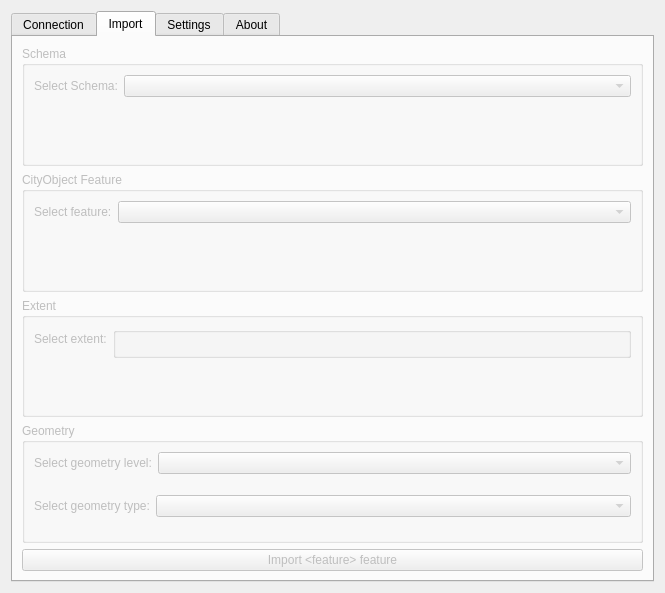
The window that citydb_loader_dialog_base.ui (tudelft3d/3DCityDB-Tools-for-QGIS) describes before a commit, drawn with Qt 5.
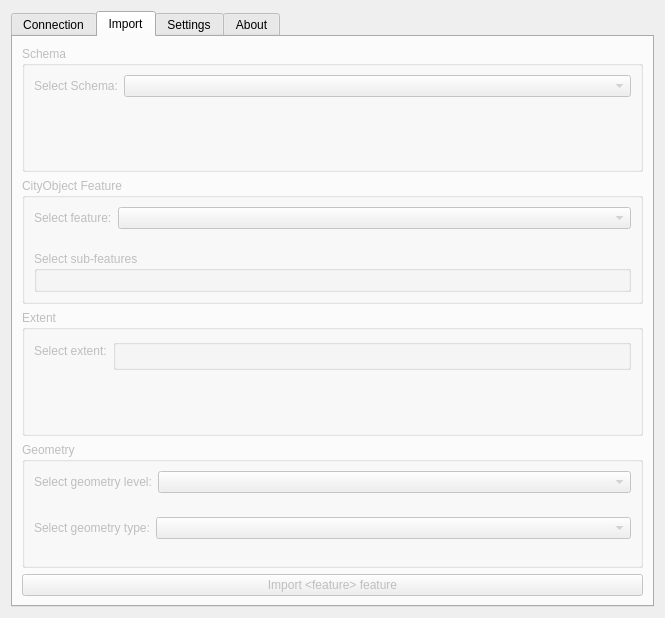
The same window after the commit. The open tabs and pages were chosen to show the change. Icons and pictures are not drawn. Custom widgets are drawn as their Qt base class.

```diff
--- a/citydb_loader_dialog_base.ui
+++ b/citydb_loader_dialog_base.ui
@@ -2,12 +2,15 @@
 <ui version="4.0">
  <class>DBLoaderDialogBase</class>
  <widget class="QDialog" name="DBLoaderDialogBase">
+  <property name="enabled">
+   <bool>true</bool>
+  </property>
   <property name="geometry">
    <rect>
     <x>0</x>
     <y>0</y>
     <width>665</width>
-    <height>593</height>
+    <height>618</height>
    </rect>
   </property>
   <property name="minimumSize">
@@ -238,6 +241,12 @@
          </item>
          <item>
           <widget class="QGroupBox" name="grbFeature">
+           <property name="sizePolicy">
+            <sizepolicy hsizetype="Preferred" vsizetype="Preferred">
+             <horstretch>0</horstretch>
+             <verstretch>0</verstretch>
+            </sizepolicy>
+           </property>
            <property name="title">
             <string>CityObject Feature</string>
            </property>
@@ -256,6 +265,14 @@
               </item>
              </layout>
             </item>
+            <item>
+             <widget class="QgsCollapsibleGroupBox" name="mGroupBox">
+              <property name="title">
+               <string>Select sub-features</string>
+              </property>
+              <layout class="QGridLayout" name="gridLayout_2"/>
+             </widget>
+            </item>
            </layout>
           </widget>
          </item>
```
Left out of the diff: 5 changed lines with no effect on the pictures.
